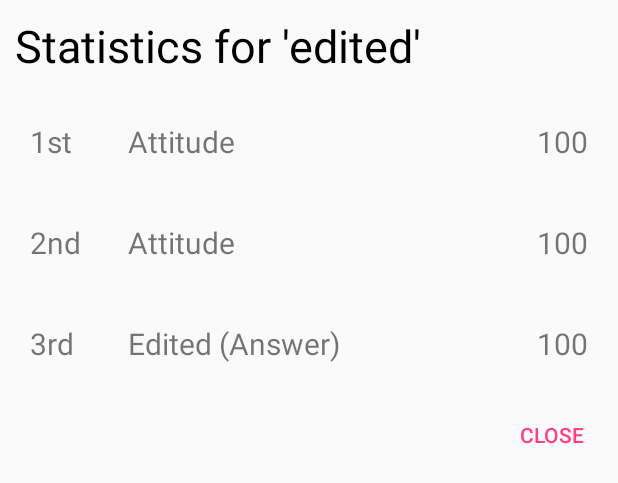
After one commit to skylove308/SecondApplication, an Android app: the layout dialog_voiceresult.xml on its own in the app's theme, with its tools: preview values and no code run, on a phone screen of 412 x 824 dp. The commit adds this screen. Shown: the top 483 px of the screen. Run offline under Robolectric (Android 15) with nearby library versions, the phone set to English and light mode, and no system bars.

Commit message:
(MAYBE) finished TAB C

```diff
--- /dev/null
+++ b/app/src/main/res/layout/dialog_voiceresult.xml
@@ -0,0 +1,113 @@
+<?xml version="1.0" encoding="utf-8"?>
+<LinearLayout xmlns:android="http://schemas.android.com/apk/res/android"
+    android:orientation="vertical" android:layout_width="match_parent"
+    android:layout_height="match_parent">
+    <LinearLayout
+        android:layout_width="match_parent"
+        android:layout_height="wrap_content">
+        <TextView
+            android:id="@+id/titleDialogText"
+            android:layout_width="wrap_content"
+            android:layout_height="wrap_content"
+            android:textSize="30sp"
+            android:layout_margin="10dp"
+            android:text="Statistics for 'edited'"
+            android:textColor="#FF000000"/>
+    </LinearLayout>
+    <LinearLayout
+        android:id="@+id/firstLayout"
+        android:layout_width="match_parent"
+        android:layout_height="wrap_content"
+        android:layout_margin="10dp"
+        android:orientation="horizontal">
+        <TextView
+            android:id="@+id/firstLeft"
+            android:layout_width="45dp"
+            android:layout_height="wrap_content"
+            android:textSize="20sp"
+            android:layout_margin="10dp"
+            android:text="1st"/>
+        <TextView
+            android:id="@+id/firstText"
+            android:layout_width="match_parent"
+            android:layout_height="wrap_content"
+            android:layout_weight="1"
+            android:textSize="20sp"
+            android:layout_margin="10dp"
+            android:text="Attitude"/>
+        <TextView
+            android:id="@+id/firstCount"
+            android:layout_width="wrap_content"
+            android:layout_height="wrap_content"
+            android:textSize="20sp"
+            android:layout_margin="10dp"
+            android:text="100"/>
+    </LinearLayout>
+    <LinearLayout
+        android:id="@+id/secondLayout"
+        android:layout_width="match_parent"
+        android:layout_height="wrap_content"
+        android:layout_margin="10dp"
+        android:orientation="horizontal">
+        <TextView
+            android:id="@+id/secondLeft"
+            android:layout_width="45dp"
+            android:layout_height="wrap_content"
+            android:textSize="20sp"
+            android:layout_margin="10dp"
+            android:text="2nd"/>
+        <TextView
+            android:id="@+id/secondText"
+            android:layout_width="match_parent"
+            android:layout_height="wrap_content"
+            android:layout_weight="1"
+            android:textSize="20sp"
+            android:layout_margin="10dp"
+            android:text="Attitude"/>
+        <TextView
+            android:id="@+id/secondCount"
+            android:layout_width="wrap_content"
+            android:layout_height="wrap_content"
+            android:textSize="20sp"
+            android:layout_margin="10dp"
+            android:text="100"/>
+    </LinearLayout>
+    <LinearLayout
+        android:id="@+id/thirdLayout"
+        android:layout_width="match_parent"
+        android:layout_height="wrap_content"
+        android:layout_margin="10dp"
+        android:orientation="horizontal">
+        <TextView
+            android:id="@+id/thirdLeft"
+            android:layout_width="45dp"
+            android:layout_height="wrap_content"
+            android:textSize="20sp"
+            android:layout_margin="10dp"
+            android:text="3rd"/>
+        <TextView
+            android:id="@+id/thirdText"
+            android:layout_width="match_parent"
+            android:layout_height="wrap_content"
+            android:layout_weight="1"
+            android:textSize="20sp"
+            android:layout_margin="10dp"
+            android:text="Edited (Answer)"/>
+        <TextView
+            android:id="@+id/thirdCount"
+            android:layout_width="wrap_content"
+            android:layout_height="wrap_content"
+            android:textSize="20sp"
+            android:layout_margin="10dp"
+            android:text="100"/>
+    </LinearLayout>
+
+    <Button
+        style="@style/Widget.AppCompat.Button.ButtonBar.AlertDialog"
+        android:id="@+id/showStatDialog"
+        android:layout_width="wrap_content"
+        android:layout_height="wrap_content"
+        android:layout_gravity="end"
+        android:layout_marginRight="10dp"
+        android:text="CLOSE" />
+</LinearLayout>
```
Also changed, not shown: app/src/main/java/com/example/secondapplication/ButtonD.java (+107 -24 lines), app/src/main/java/com/example/secondapplication/voiceResultDialog.java (added, +75 -0 lines), app/src/main/res/layout/activity_button_d.xml (+10 -2 lines).
